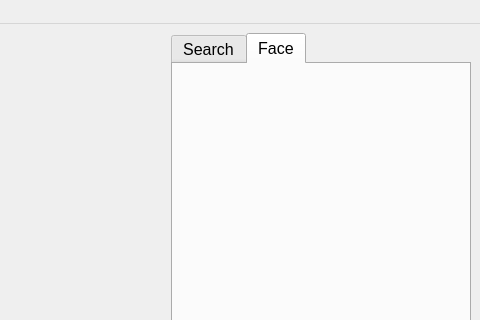
This is mainwindow.ui in 43hk/ObjectExtract as Qt 5 draws it before an edit; both pictures show x 800 to 1280 and y 0 to 320 of the 1280 by 720 pixel window. The edited form follows.
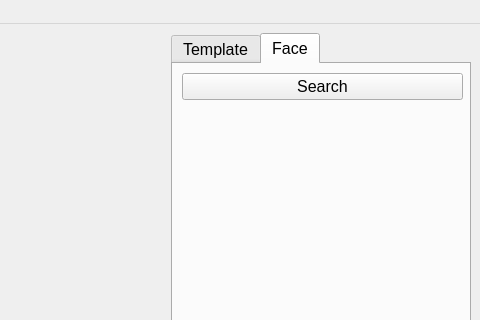
This is the edited form. The open tabs and pages were chosen to show the change.

```diff
--- a/mainwindow.ui
+++ b/mainwindow.ui
@@ -64,7 +64,7 @@
       </property>
       <widget class="QWidget" name="Search">
        <attribute name="title">
-        <string>Search</string>
+        <string>Template</string>
        </attribute>
        <layout class="QGridLayout" name="gridLayout_2">
         <item row="1" column="0">
@@ -129,6 +129,38 @@
        <attribute name="title">
         <string>Face</string>
        </attribute>
+       <widget class="QWidget" name="verticalLayoutWidget">
+        <property name="geometry">
+         <rect>
+          <x>9</x>
+          <y>9</y>
+          <width>281</width>
+          <height>621</height>
+         </rect>
+        </property>
+        <layout class="QVBoxLayout" name="verticalLayout_4">
+         <item>
+          <widget class="QPushButton" name="SearchFaceButton">
+           <property name="text">
+            <string>Search</string>
+           </property>
+          </widget>
+         </item>
+         <item>
+          <spacer name="verticalSpacer_2">
+           <property name="orientation">
+            <enum>Qt::Orientation::Vertical</enum>
+           </property>
+           <property name="sizeHint" stdset="0">
+            <size>
+             <width>20</width>
+             <height>40</height>
+            </size>
+           </property>
+          </spacer>
+         </item>
+        </layout>
+       </widget>
       </widget>
      </widget>
     </item>
```
Left out of the diff: 20 changed lines with no effect on the pictures.
